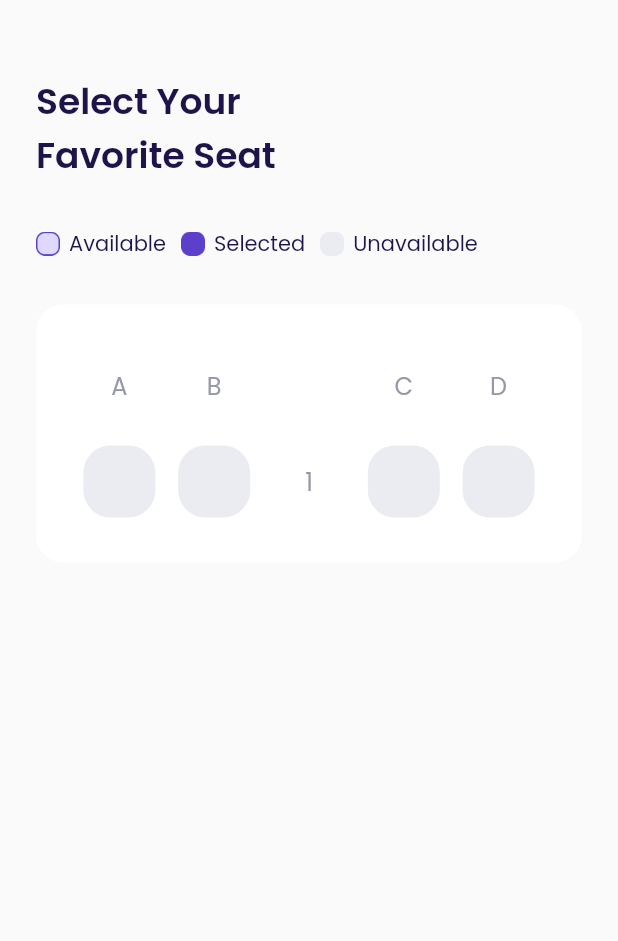
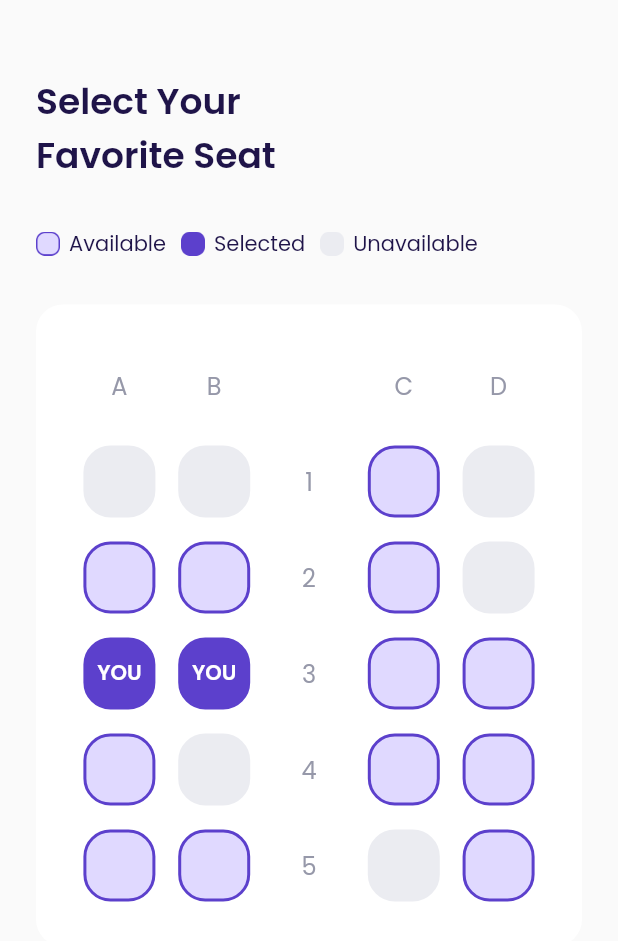
Before and after one commit to RidhaAF/airplane_app, a Flutter app: the ChooseSeatPage screen opened directly, on a phone screen of 412 x 824 dp. Shown: the top 941 px of the screen. Run offline on Flutter 3.47's test engine with Material 2 defaults, Android fonts, the phone set to English and light mode, and no system bars; our stand-ins replace google_fonts.

Commit message:
Choose Seat Page - Seat Item 2

```diff
--- a/lib/shared/theme.dart
+++ b/lib/shared/theme.dart
@@ -13,6 +13,7 @@
 Color kBackgroundColor = Color(0xFFFAFAFA);
 Color kInactiveColor = Color(0xFFDBD7EC);
 Color kTransparentColor = Colors.transparent;
+Color kAvailableColor = Color(0xFFE0D9FF);
 Color kUnavailableColor = Color(0xFFEBECF1);
 
 TextStyle blackTextStyle = GoogleFonts.poppins(
--- a/lib/ui/pages/choose_seat_page.dart
+++ b/lib/ui/pages/choose_seat_page.dart
@@ -170,8 +170,12 @@
               child: Row(
                 mainAxisAlignment: MainAxisAlignment.spaceAround,
                 children: [
-                  SeatItem(),
-                  SeatItem(),
+                  SeatItem(
+                    status: 2,
+                  ),
+                  SeatItem(
+                    status: 2,
+                  ),
                   Container(
                     height: 48,
                     width: 48,
@@ -184,8 +188,148 @@
                       ),
                     ),
                   ),
-                  SeatItem(),
-                  SeatItem(),
+                  SeatItem(
+                    status: 0,
+                  ),
+                  SeatItem(
+                    status: 2,
+                  ),
+                ],
+              ),
+            ),
+
+            // NOTE: SEAT ROW 2
+            Container(
+              margin: EdgeInsets.only(top: 16),
+              child: Row(
+                mainAxisAlignment: MainAxisAlignment.spaceAround,
+                children: [
+                  SeatItem(
+                    status: 0,
+                  ),
+                  SeatItem(
+                    status: 0,
+                  ),
+                  Container(
+                    height: 48,
+                    width: 48,
+                    child: Center(
+                      child: Text(
+                        '2',
+                        style: greyTextStyle.copyWith(
+                          fontSize: 16,
+                        ),
+                      ),
+                    ),
+                  ),
+                  SeatItem(
+                    status: 0,
+                  ),
+                  SeatItem(
+                    status: 2,
+                  ),
+                ],
+              ),
+            ),
+
+            // NOTE: SEAT ROW 3
+            Container(
+              margin: EdgeInsets.only(top: 16),
+              child: Row(
+                mainAxisAlignment: MainAxisAlignment.spaceAround,
+                children: [
+                  SeatItem(
+                    status: 1,
+                  ),
+                  SeatItem(
+                    status: 1,
+                  ),
+                  Container(
+                    height: 48,
+                    width: 48,
+                    child: Center(
+                      child: Text(
+                        '3',
+                        style: greyTextStyle.copyWith(
+                          fontSize: 16,
+                        ),
+                      ),
+                    ),
+                  ),
+                  SeatItem(
+                    status: 0,
+                  ),
+                  SeatItem(
+                    status: 0,
+                  ),
+                ],
+              ),
+            ),
+
+            // NOTE: SEAT ROW 4
+            Container(
+              margin: EdgeInsets.only(top: 16),
+              child: Row(
+                mainAxisAlignment: MainAxisAlignment.spaceAround,
+                children: [
+                  SeatItem(
+                    status: 0,
+                  ),
+                  SeatItem(
+                    status: 2,
+                  ),
+                  Container(
+                    height: 48,
+                    width: 48,
+                    child: Center(
+                      child: Text(
+                        '4',
+                        style: greyTextStyle.copyWith(
+                          fontSize: 16,
+                        ),
+                      ),
+                    ),
+                  ),
+                  SeatItem(
+                    status: 0,
+                  ),
+                  SeatItem(
+                    status: 0,
+                  ),
+                ],
+              ),
+            ),
+
+            // NOTE: SEAT ROW 5
+            Container(
+              margin: EdgeInsets.only(top: 16),
+              child: Row(
+                mainAxisAlignment: MainAxisAlignment.spaceAround,
+                children: [
+                  SeatItem(
+                    status: 0,
+                  ),
+                  SeatItem(
+                    status: 0,
+                  ),
+                  Container(
+                    height: 48,
+                    width: 48,
+                    child: Center(
+                      child: Text(
+                        '5',
+                        style: greyTextStyle.copyWith(
+                          fontSize: 16,
+                        ),
+                      ),
+                    ),
+                  ),
+                  SeatItem(
+                    status: 2,
+                  ),
+                  SeatItem(
+                    status: 0,
+                  ),
                 ],
               ),
             ),
--- a/lib/ui/widgets/seat_item.dart
+++ b/lib/ui/widgets/seat_item.dart
@@ -2,17 +2,72 @@
 import 'package:flutter/material.dart';
 
 class SeatItem extends StatelessWidget {
-  const SeatItem({Key? key}) : super(key: key);
+  // NOTE: 0 = Available, 1 = Selected, 2 = Unavailable
+  final int status;
+
+  const SeatItem({
+    Key? key,
+    required this.status,
+  }) : super(key: key);
 
   @override
   Widget build(BuildContext context) {
+    backgroundColor() {
+      switch (status) {
+        case 0:
+          return kAvailableColor;
+        case 1:
+          return kPrimaryColor;
+        case 2:
+          return kUnavailableColor;
+        default:
+          return kUnavailableColor;
+      }
+    }
+
+    borderColor() {
+      switch (status) {
+        case 0:
+          return kPrimaryColor;
+        case 1:
+          return kPrimaryColor;
+        case 2:
+          return kUnavailableColor;
+        default:
+          return kUnavailableColor;
+      }
+    }
+
+    childText() {
+      switch (status) {
+        case 0:
+          return SizedBox();
+        case 1:
+          return Center(
+            child: Text(
+              'YOU',
+              style: whiteTextStyle.copyWith(fontWeight: semiBold),
+            ),
+          );
+        case 2:
+          return SizedBox();
+        default:
+          return SizedBox();
+      }
+    }
+
     return Container(
       height: 48,
       width: 48,
       decoration: BoxDecoration(
-        color: kUnavailableColor,
+        color: backgroundColor(),
         borderRadius: BorderRadius.circular(defaultRadius),
+        border: Border.all(
+          color: borderColor(),
+          width: 2,
+        ),
       ),
+      child: childText(),
     );
   }
 }
```
